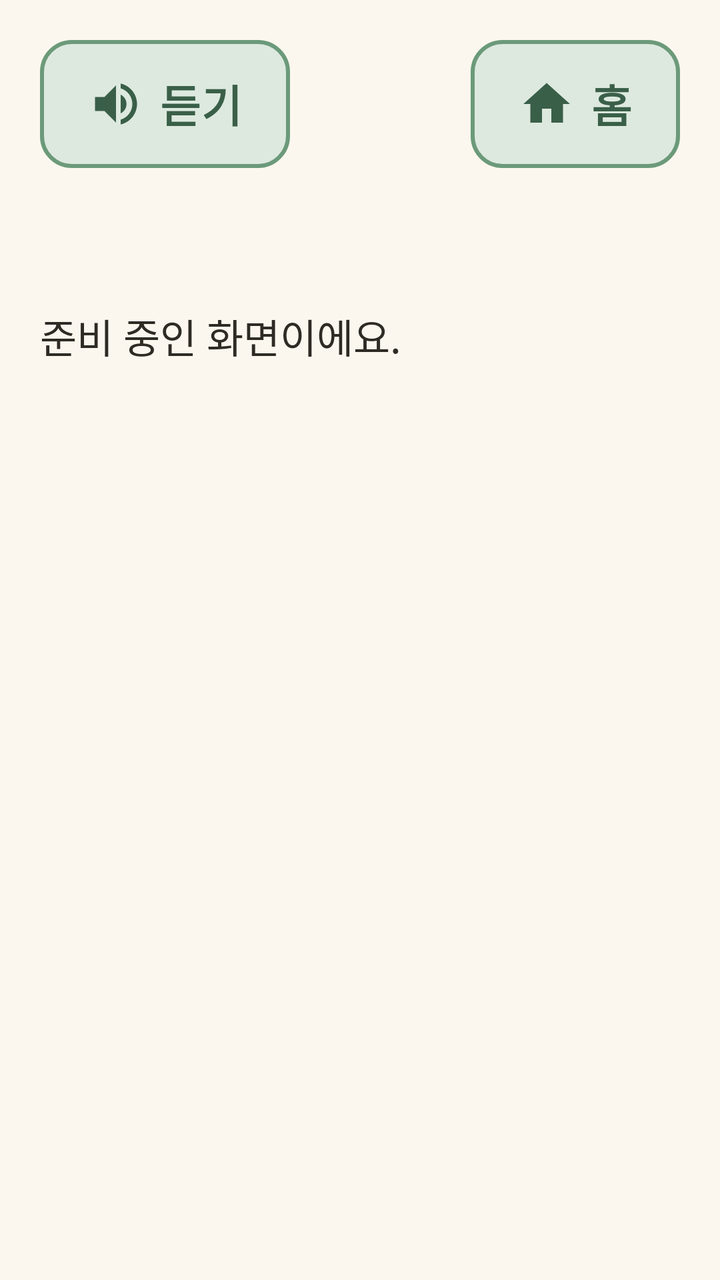
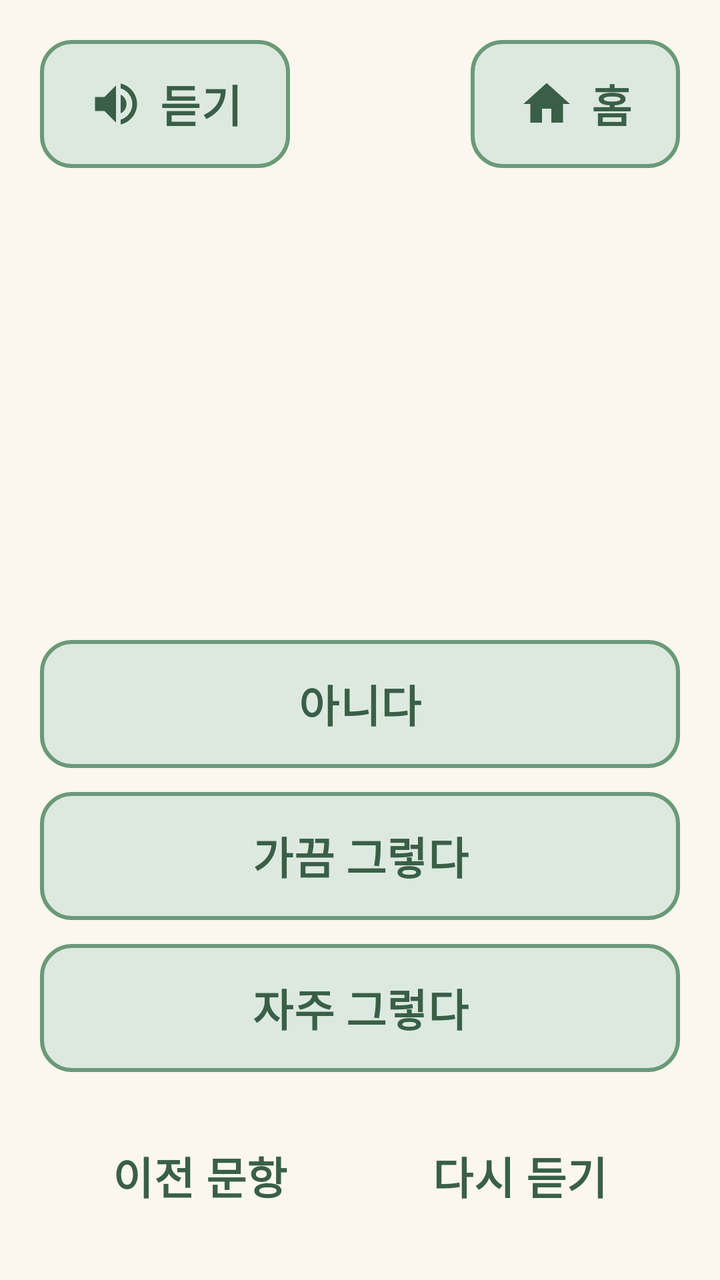

Before-and-after screenshots of an Android layout around one commit, followed by the original layout XML and the change that was made.
<!-- AndroidManifest.xml: application theme Theme.Dorawing -->
<!-- res/layout/activity_diagnosis_question.xml -->
<?xml version="1.0" encoding="utf-8"?>
<LinearLayout xmlns:android="http://schemas.android.com/apk/res/android"
    android:layout_width="match_parent"
    android:layout_height="match_parent"
    android:orientation="vertical"
    android:padding="@dimen/screen_padding">

    <include
        android:id="@+id/topBar"
        layout="@layout/view_top_bar" />

    <TextView
        android:layout_width="match_parent"
        android:layout_height="wrap_content"
        android:layout_marginTop="@dimen/screen_padding"
        android:text="@string/screen_preparing" />
</LinearLayout>
<!-- res/layout/view_top_bar.xml (included above) -->
<?xml version="1.0" encoding="utf-8"?>
<LinearLayout xmlns:android="http://schemas.android.com/apk/res/android"
    xmlns:app="http://schemas.android.com/apk/res-auto"
    android:layout_width="match_parent"
    android:layout_height="wrap_content"
    android:orientation="vertical">

    <LinearLayout
        android:layout_width="match_parent"
        android:layout_height="wrap_content"
        android:gravity="center_vertical"
        android:orientation="horizontal">

        <com.google.android.material.button.MaterialButton
            android:id="@+id/btnSpeak"
            style="@style/Button.Secondary"
            android:layout_width="wrap_content"
            android:layout_height="wrap_content"
            android:text="@string/top_speak"
            app:icon="@drawable/ic_speaker" />

        <Space
            android:layout_width="0dp"
            android:layout_height="0dp"
            android:layout_weight="1" />

        <com.google.android.material.button.MaterialButton
            android:id="@+id/btnHome"
            style="@style/Button.Secondary"
            android:layout_width="wrap_content"
            android:layout_height="wrap_content"
            android:text="@string/top_home"
            app:icon="@drawable/ic_home" />
    </LinearLayout>

    <TextView
        android:id="@+id/tvTitle"
        style="@style/Text.Title"
        android:layout_width="match_parent"
        android:layout_height="wrap_content"
        android:layout_marginTop="@dimen/gap" />
</LinearLayout>
<!-- resources referenced by this layout -->
<resources>
  <dimen name="gap">12dp</dimen>
  <dimen name="screen_padding">20dp</dimen>
  <!-- drawable ic_home (drawable) -->
  <vector xmlns:android="http://schemas.android.com/apk/res/android"
      android:width="24dp"
      android:height="24dp"
      android:viewportWidth="24"
      android:viewportHeight="24">
      <path
          android:fillColor="#FF000000"
          android:pathData="M10,20v-6h4v6h5v-8h3L12,3 2,12h3v8z" />
  </vector>
  <!-- drawable ic_speaker (drawable) -->
  <vector xmlns:android="http://schemas.android.com/apk/res/android"
      android:width="24dp"
      android:height="24dp"
      android:viewportWidth="24"
      android:viewportHeight="24">
      <path
          android:fillColor="#FF000000"
          android:pathData="M3,9v6h4l5,5V4L7,9H3zM16.5,12c0,-1.77 -1.02,-3.29 -2.5,-4.03v8.05c1.48,-0.73 2.5,-2.25 2.5,-4.02zM14,3.23v2.06c2.89,0.86 5,3.54 5,6.71s-2.11,5.85 -5,6.71v2.06c4.01,-0.91 7,-4.49 7,-8.77s-2.99,-7.86 -7,-8.77z" />
  </vector>
  <string name="screen_preparing">준비 중인 화면이에요.</string>
  <string name="top_home">홈</string>
  <string name="top_speak">듣기</string>
  <style name="Button.Secondary" parent="Button.Primary">
          <item name="backgroundTint">@color/green_light</item>
          <item name="android:textColor">@color/green_dark</item>
          <item name="iconTint">@color/green_dark</item>
          <item name="strokeColor">@color/green_mid</item>
          <item name="strokeWidth">@dimen/button_stroke</item>
      </style>
  <style name="Text.Title" parent="Text.Body">
          <item name="android:textSize">@dimen/text_title</item>
          <item name="android:textStyle">bold</item>
          <item name="android:textColor">@color/green_dark</item>
      </style>
  <style name="Theme.Dorawing" parent="Theme.Material3.Light.NoActionBar">
          <item name="colorPrimary">@color/green_dark</item>
          <item name="colorOnPrimary">@color/white</item>
          <item name="colorSecondary">@color/coral_dark</item>
          <item name="colorOnSecondary">@color/white</item>
          <item name="android:colorBackground">@color/cream</item>
          <item name="colorSurface">@color/cream</item>
          <item name="colorOnSurface">@color/text_main</item>
          <item name="android:windowBackground">@color/cream</item>
          <item name="android:windowLightStatusBar">true</item>
          <item name="android:windowLightNavigationBar">true</item>
          
          <item name="android:textViewStyle">@style/Text.Body</item>
          <item name="materialButtonStyle">@style/Button.Primary</item>
      </style>
  <color name="green_light">#DDE9DF</color>
  <color name="green_dark">#3A5F48</color>
  <color name="green_mid">#6B9A7A</color>
  <dimen name="button_stroke">2dp</dimen>
  <style name="Text.Body" parent="Widget.MaterialComponents.TextView">
          <item name="android:textSize">@dimen/text_body</item>
          <item name="android:textColor">@color/text_main</item>
          <item name="android:lineSpacingMultiplier">1.2</item>
      </style>
  <dimen name="text_title">28sp</dimen>
  <color name="white">#FFFFFFFF</color>
  <color name="coral_dark">#C85A41</color>
  <color name="cream">#FBF7EE</color>
  <color name="text_main">#2E2A24</color>
  <dimen name="button_height">64dp</dimen>
  <dimen name="text_button">22sp</dimen>
  <dimen name="corner">16dp</dimen>
  <dimen name="icon_size">28dp</dimen>
  <dimen name="text_body">20sp</dimen>
  <!-- unchanged entries left out for length: 1 -->
</resources>

<!-- the commit's change to res/layout/activity_diagnosis_question.xml (unified diff, before → after) -->
@@ -10,10 +10,76 @@
         layout="@layout/view_top_bar" />
 
     <TextView
+        android:id="@+id/tvProgress"
+        style="@style/Text.Sub"
+        android:layout_width="match_parent"
+        android:layout_height="wrap_content" />
+
+    <ScrollView
+        android:layout_width="match_parent"
+        android:layout_height="0dp"
+        android:layout_marginTop="@dimen/gap"
+        android:layout_weight="1">
+
+        <TextView
+            android:id="@+id/tvQuestion"
+            android:layout_width="match_parent"
+            android:layout_height="wrap_content"
+            android:textSize="@dimen/text_title" />
+    </ScrollView>
+
+    <com.google.android.material.button.MaterialButton
+        android:id="@+id/btnAnswer0"
+        style="@style/Button.Secondary"
+        android:layout_width="match_parent"
+        android:layout_height="wrap_content"
+        android:layout_marginTop="@dimen/gap"
+        android:text="@string/diag_answer_0" />
+
+    <com.google.android.material.button.MaterialButton
+        android:id="@+id/btnAnswer1"
+        style="@style/Button.Secondary"
+        android:layout_width="match_parent"
+        android:layout_height="wrap_content"
+        android:layout_marginTop="@dimen/gap"
+        android:text="@string/diag_answer_1" />
+
+    <com.google.android.material.button.MaterialButton
+        android:id="@+id/btnAnswer2"
+        style="@style/Button.Secondary"
+        android:layout_width="match_parent"
+        android:layout_height="wrap_content"
+        android:layout_marginTop="@dimen/gap"
+        android:text="@string/diag_answer_2" />
+
+    <LinearLayout
         android:layout_width="match_parent"
         android:layout_height="wrap_content"
         android:layout_marginTop="@dimen/screen_padding"
-        android:text="@string/screen_preparing" />
+        android:orientation="horizontal">
+
+        <com.google.android.material.button.MaterialButton
+            android:id="@+id/btnPrev"
+            style="@style/Widget.Material3.Button.TextButton"
+            android:layout_width="0dp"
+            android:layout_height="wrap_content"
+            android:layout_weight="1"
+            android:minHeight="@dimen/button_height"
+            android:text="@string/diag_prev"
+            android:textColor="@color/green_dark"
+            android:textSize="@dimen/text_button" />
+
+        <com.google.android.material.button.MaterialButton
+            android:id="@+id/btnListen"
+            style="@style/Widget.Material3.Button.TextButton"
+            android:layout_width="0dp"
+            android:layout_height="wrap_content"
+            android:layout_weight="1"
+            android:minHeight="@dimen/button_height"
+            android:text="@string/diag_listen"
+            android:textColor="@color/green_dark"
+            android:textSize="@dimen/text_button" />
+    </LinearLayout>
 </LinearLayout>
 <!-- res/layout/view_top_bar.xml (included above) -->
 <?xml version="1.0" encoding="utf-8"?>
<!-- resource entries referenced after the edit -->
@@ -22,7 +22,11 @@
           android:fillColor="#FF000000"
           android:pathData="M3,9v6h4l5,5V4L7,9H3zM16.5,12c0,-1.77 -1.02,-3.29 -2.5,-4.03v8.05c1.48,-0.73 2.5,-2.25 2.5,-4.02zM14,3.23v2.06c2.89,0.86 5,3.54 5,6.71s-2.11,5.85 -5,6.71v2.06c4.01,-0.91 7,-4.49 7,-8.77s-2.99,-7.86 -7,-8.77z" />
   </vector>
-  <string name="screen_preparing">준비 중인 화면이에요.</string>
+  <string name="diag_answer_0">아니다</string>
+  <string name="diag_answer_1">가끔 그렇다</string>
+  <string name="diag_answer_2">자주 그렇다</string>
+  <string name="diag_listen">다시 듣기</string>
+  <string name="diag_prev">이전 문항</string>
   <string name="top_home">홈</string>
   <string name="top_speak">듣기</string>
   <style name="Button.Secondary" parent="Button.Primary">
@@ -31,6 +35,9 @@
           <item name="iconTint">@color/green_dark</item>
           <item name="strokeColor">@color/green_mid</item>
           <item name="strokeWidth">@dimen/button_stroke</item>
+      </style>
+  <style name="Text.Sub" parent="Text.Body">
+          <item name="android:textColor">@color/text_sub</item>
       </style>
   <style name="Text.Title" parent="Text.Body">
           <item name="android:textSize">@dimen/text_title</item>
@@ -47,7 +54,7 @@
           <item name="colorOnSurface">@color/text_main</item>
           <item name="android:windowBackground">@color/cream</item>
           <item name="android:windowLightStatusBar">true</item>
-          <item name="android:windowLightNavigationBar">true</item>
+          <item name="android:windowLightNavigationBar" tools:targetApi="27">true</item>
           
           <item name="android:textViewStyle">@style/Text.Body</item>
           <item name="materialButtonStyle">@style/Button.Primary</item>
@@ -61,6 +68,7 @@
           <item name="android:textColor">@color/text_main</item>
           <item name="android:lineSpacingMultiplier">1.2</item>
       </style>
+  <color name="text_sub">#8A8073</color>
   <dimen name="text_title">28sp</dimen>
   <color name="white">#FFFFFFFF</color>
   <color name="coral_dark">#C85A41</color>
